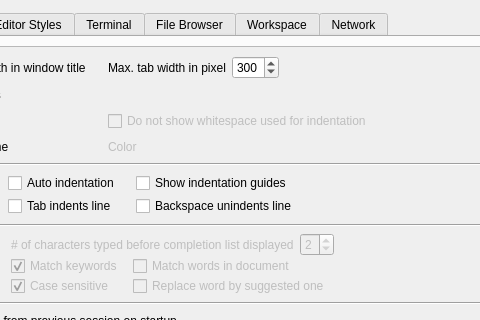
This is libgui/src/settings-dialog.ui in ctaggart/octave as Qt 5 draws it before an edit; both pictures show x 152 to 632 and y 0 to 320 of the 720 by 480 pixel window. The edited form follows.
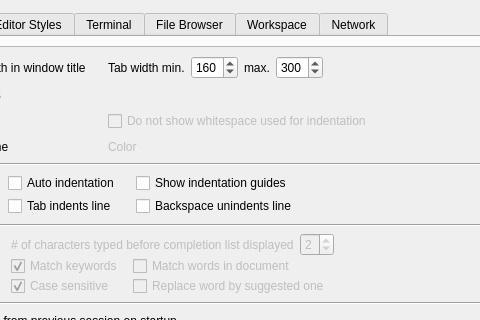
This is the edited form. The open tabs and pages were chosen to show the change.

Commit message:
improve width of editor tabs when showing complete file path
* settings-dialog.ui (editor tab): new option for min tab width

* settings-dialog.cc (constructor): init new spin box for min tab width;
  (write-changed-settings): read value from new spin box for min tab width

* file-editor.cc (notice-settings): elife mode and style sheet for tabs
  width new min. and  max. option only when displaying complete path

branch : gui-release

What changed in the file:
```diff
--- a/libgui/src/settings-dialog.ui
+++ b/libgui/src/settings-dialog.ui
@@ -388,7 +388,7 @@
            <rect>
             <x>0</x>
             <y>0</y>
-            <width>554</width>
+            <width>662</width>
             <height>399</height>
            </rect>
           </property>
@@ -556,14 +556,14 @@
                  <item row="0" column="0">
                   <widget class="QLabel" name="label_16">
                    <property name="text">
-                    <string>Max. tab width in pixel</string>
+                    <string>Tab width min.</string>
                    </property>
                   </widget>
                  </item>
-                 <item row="0" column="1">
-                  <widget class="QSpinBox" name="editor_notebook_tab_width">
+                 <item row="0" column="3">
+                  <widget class="QSpinBox" name="editor_notebook_tab_width_min">
                    <property name="minimum">
-                    <number>100</number>
+                    <number>80</number>
                    </property>
                    <property name="maximum">
                     <number>600</number>
@@ -572,11 +572,11 @@
                     <number>20</number>
                    </property>
                    <property name="value">
-                    <number>300</number>
+                    <number>160</number>
                    </property>
                   </widget>
                  </item>
-                 <item row="0" column="2">
+                 <item row="0" column="6">
                   <spacer name="horizontalSpacer_25">
                    <property name="orientation">
                     <enum>Qt::Horizontal</enum>
@@ -589,6 +589,29 @@
                    </property>
                   </spacer>
                  </item>
+                 <item row="0" column="5">
+                  <widget class="QSpinBox" name="editor_notebook_tab_width_max">
+                   <property name="minimum">
+                    <number>180</number>
+                   </property>
+                   <property name="maximum">
+                    <number>600</number>
+                   </property>
+                   <property name="singleStep">
+                    <number>20</number>
+                   </property>
+                   <property name="value">
+                    <number>300</number>
+                   </property>
+                  </widget>
+                 </item>
+                 <item row="0" column="4">
+                  <widget class="QLabel" name="editor_lbl_max_tab_width">
+                   <property name="text">
+                    <string>max.</string>
+                   </property>
+                  </widget>
+                 </item>
                 </layout>
                </item>
                <item row="1" column="1">
```
Left out of the diff: 80 changed lines with no effect on the pictures. The commit also changes 2 other files.
